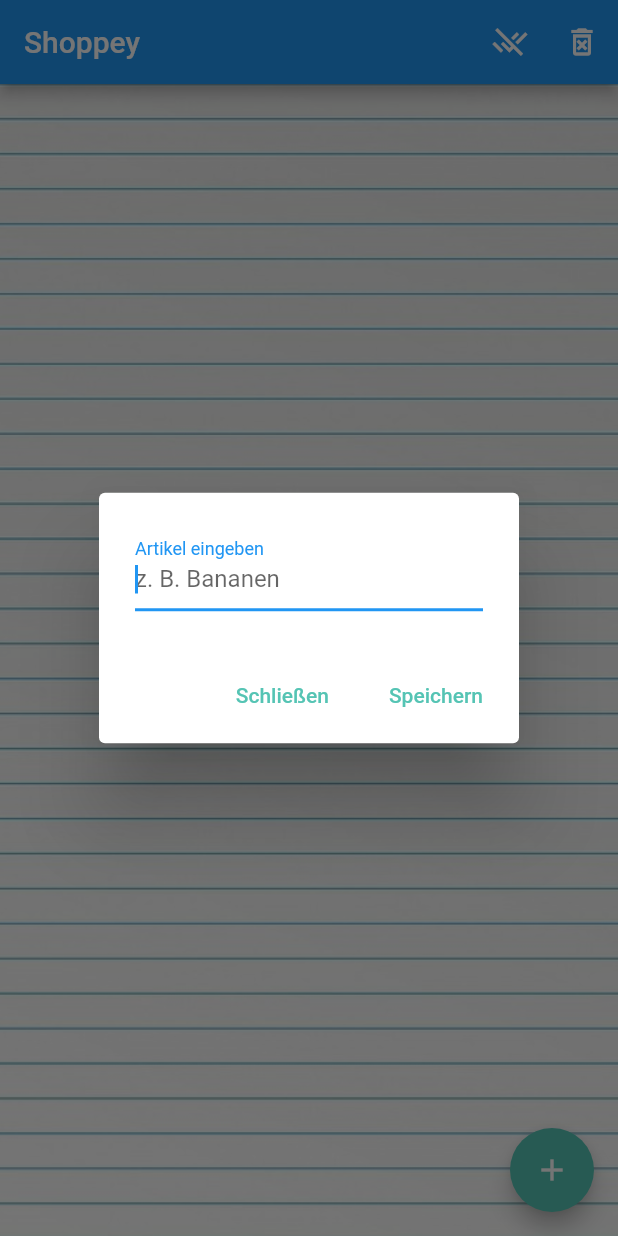
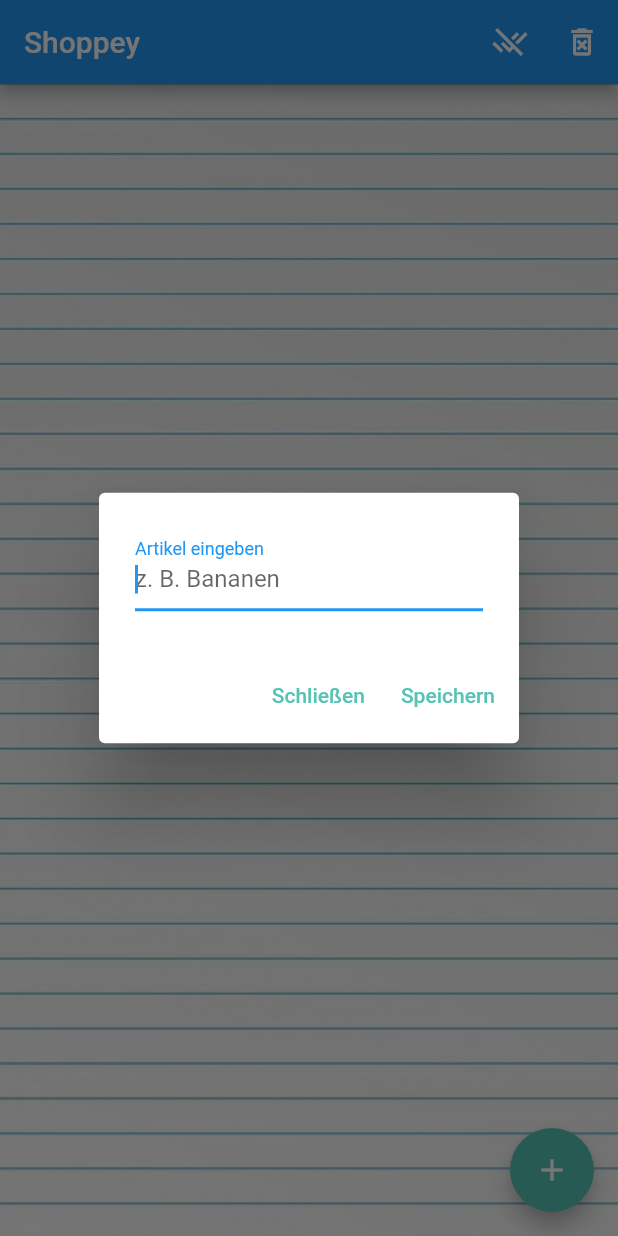
Before and after one commit to markusgl/shopping-list-flutter, a Flutter app: the screen it shows after launch, after a tap on the "add" icon, on a phone screen of 412 x 824 dp. Run offline on Flutter 3.47's test engine with Material 2 defaults, Android fonts, the phone set to English and light mode, and no system bars; our stand-ins replace fluttertoast, google_fonts, shared_preferences; statements that could not run were skipped.

Commit message:
replace deprecated Flatbutton

```diff
--- a/lib/shoppeyapp.dart
+++ b/lib/shoppeyapp.dart
@@ -120,17 +120,21 @@ class _ShoppeyAppState extends State<ShoppeyApp> {
               ],
             ),
             actions: <Widget>[
-              new FlatButton(
+              new TextButton(
                   key: Key("close_dialog"),
-                  child: new Text("Schließen"),
-                  textColor: Color.fromARGB(255, 85, 196, 180),
+                  child: new Text(
+                      "Schließen",
+                      style: TextStyle(color: Color.fromARGB(255, 85, 196, 180))
+                  ),
                   onPressed: () {
                     Navigator.of(context).pop();
                   }),
-              new FlatButton(
+              new TextButton(
                 key: Key("save_item"),
-                child: new Text("Speichern"),
-                textColor: Color.fromARGB(255, 85, 196, 180),
+                child: new Text(
+                    "Speichern",
+                    style: TextStyle(color: Color.fromARGB(255, 85, 196, 180))
+                ),
                 onPressed: () {
                   _addItem();
                   Navigator.of(context).pop();
@@ -161,17 +165,21 @@ class _ShoppeyAppState extends State<ShoppeyApp> {
               ],
             ),
             actions: <Widget>[
-              new FlatButton(
+              new TextButton(
                   key: Key("close_dialog"),
-                  child: new Text("Schließen"),
-                  textColor: Color.fromARGB(255, 85, 196, 180),
+                  child: new Text(
+                      "Schließen",
+                      style: TextStyle(color: Color.fromARGB(255, 85, 196, 180))
+                  ),
                   onPressed: () {
                     Navigator.of(context).pop();
                   }),
-              new FlatButton(
+              new TextButton(
                 key: Key("save_item"),
-                child: new Text("Speichern"),
-                textColor: Color.fromARGB(255, 85, 196, 180),
+                child: new Text(
+                    "Speichern",
+                    style: TextStyle(color: Color.fromARGB(255, 85, 196, 180))
+                ),
                 onPressed: () {
                   _editItem(item);
                   Navigator.of(context).pop();
@@ -205,14 +213,14 @@ class _ShoppeyAppState extends State<ShoppeyApp> {
       key: Key("delete_all_dialog"),
       title: new Text(dialogTitle),
       actions: <Widget>[
-        new FlatButton(
+        new TextButton(
             key: Key("confirm"),
             onPressed: () {
               methodToCall();
               Navigator.of(context).pop();
             },
             child: new Text('Ja')),
-        new FlatButton(
+        new TextButton(
             key: Key("deny"),
             onPressed: Navigator.of(context).pop,
             child: new Text('Nein'))
@@ -246,6 +254,7 @@ class _ShoppeyAppState extends State<ShoppeyApp> {
           setState(() {
             int index = _itemList.indexOf(item);
             _itemList.removeAt(index);
+            _saveData();
           });
         },
         background: Container(color: Colors.redAccent),
```
Also changed, not shown: pubspec.lock.
